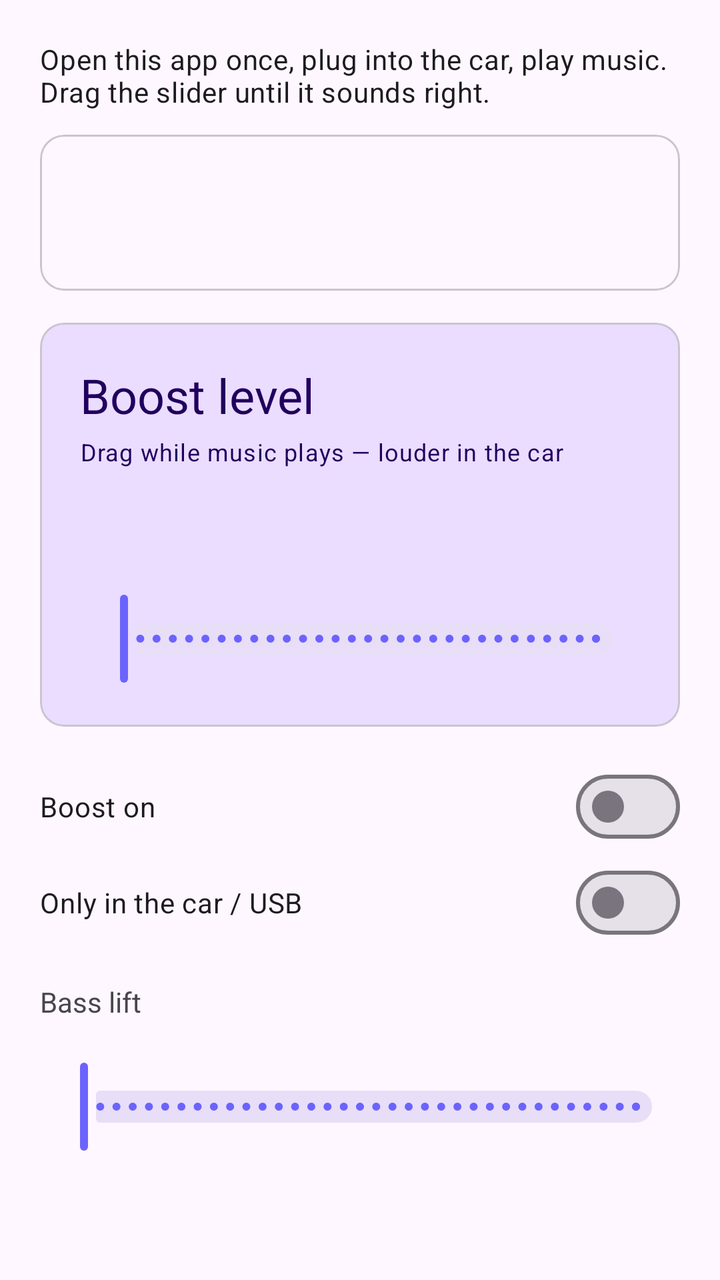
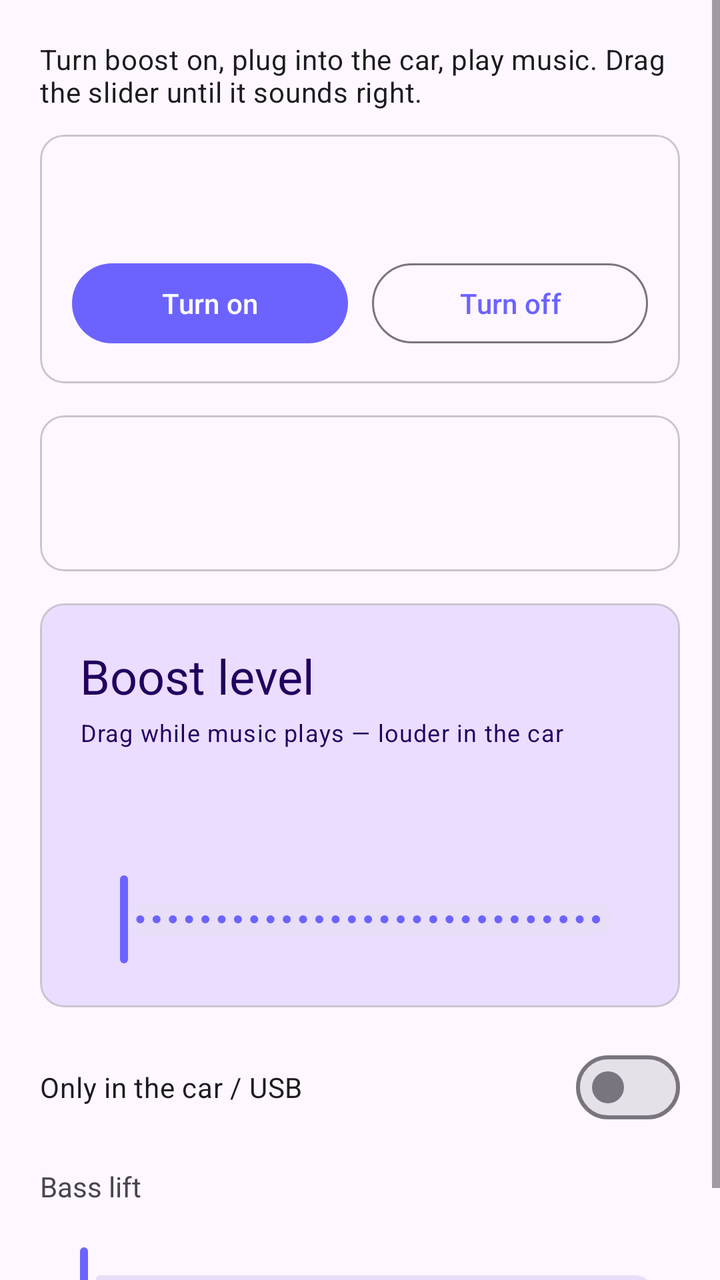

Compare the two renders of this Android layout. The source of the first and the diff that turns it into the second are given below.
<!-- AndroidManifest.xml: application theme Theme.UsbBoost -->
<!-- res/layout/activity_main.xml -->
<?xml version="1.0" encoding="utf-8"?>
<ScrollView xmlns:android="http://schemas.android.com/apk/res/android"
    xmlns:app="http://schemas.android.com/apk/res-auto"
    android:layout_width="match_parent"
    android:layout_height="match_parent"
    android:fillViewport="true">

    <LinearLayout
        android:layout_width="match_parent"
        android:layout_height="wrap_content"
        android:orientation="vertical"
        android:padding="20dp">

        <TextView
            android:layout_width="match_parent"
            android:layout_height="wrap_content"
            android:paddingBottom="12dp"
            android:text="@string/app_tagline"
            android:textAppearance="?attr/textAppearanceBodyMedium" />

        <com.google.android.material.card.MaterialCardView
            android:layout_width="match_parent"
            android:layout_height="wrap_content"
            android:layout_marginBottom="16dp">

            <LinearLayout
                android:layout_width="match_parent"
                android:layout_height="wrap_content"
                android:orientation="vertical"
                android:padding="16dp">

                <TextView
                    android:id="@+id/textOutput"
                    android:layout_width="match_parent"
                    android:layout_height="wrap_content"
                    android:textAppearance="?attr/textAppearanceTitleMedium" />

                <TextView
                    android:id="@+id/textHint"
                    android:layout_width="match_parent"
                    android:layout_height="wrap_content"
                    android:layout_marginTop="8dp"
                    android:textAppearance="?attr/textAppearanceBodySmall" />
            </LinearLayout>
        </com.google.android.material.card.MaterialCardView>

        <com.google.android.material.card.MaterialCardView
            android:layout_width="match_parent"
            android:layout_height="wrap_content"
            android:layout_marginBottom="16dp"
            app:cardBackgroundColor="?attr/colorPrimaryContainer">

            <LinearLayout
                android:layout_width="match_parent"
                android:layout_height="wrap_content"
                android:orientation="vertical"
                android:padding="20dp">

                <TextView
                    android:layout_width="match_parent"
                    android:layout_height="wrap_content"
                    android:text="@string/boost_level_label"
                    android:textAppearance="?attr/textAppearanceHeadlineSmall"
                    android:textColor="?attr/colorOnPrimaryContainer" />

                <TextView
                    android:layout_width="match_parent"
                    android:layout_height="wrap_content"
                    android:layout_marginTop="4dp"
                    android:text="@string/boost_level_hint"
                    android:textAppearance="?attr/textAppearanceBodySmall"
                    android:textColor="?attr/colorOnPrimaryContainer" />

                <TextView
                    android:id="@+id/textBoostValue"
                    android:layout_width="match_parent"
                    android:layout_height="wrap_content"
                    android:layout_marginTop="16dp"
                    android:textAppearance="?attr/textAppearanceHeadlineMedium"
                    android:textColor="?attr/colorOnPrimaryContainer" />

                <com.google.android.material.slider.Slider
                    android:id="@+id/sliderBoost"
                    android:layout_width="match_parent"
                    android:layout_height="wrap_content"
                    android:layout_marginTop="8dp"
                    android:stepSize="1"
                    android:valueFrom="0"
                    android:valueTo="100" />
            </LinearLayout>
        </com.google.android.material.card.MaterialCardView>

        <com.google.android.material.materialswitch.MaterialSwitch
            android:id="@+id/switchEnabled"
            android:layout_width="match_parent"
            android:layout_height="wrap_content"
            android:text="@string/enable_boost" />

        <com.google.android.material.materialswitch.MaterialSwitch
            android:id="@+id/switchAutoCar"
            android:layout_width="match_parent"
            android:layout_height="wrap_content"
            android:text="@string/auto_car_mode" />

        <TextView
            android:layout_width="match_parent"
            android:layout_height="wrap_content"
            android:layout_marginTop="16dp"
            android:text="@string/bass_label" />

        <TextView
            android:id="@+id/textBassValue"
            android:layout_width="match_parent"
            android:layout_height="wrap_content" />

        <com.google.android.material.slider.Slider
            android:id="@+id/sliderBass"
            android:layout_width="match_parent"
            android:layout_height="wrap_content"
            android:stepSize="1"
            android:valueFrom="0"
            android:valueTo="100" />
    </LinearLayout>
</ScrollView>
<!-- resources referenced by this layout -->
<resources>
  <string name="app_tagline">Open this app once, plug into the car, play music. Drag the slider until it sounds right.</string>
  <string name="auto_car_mode">Only in the car / USB</string>
  <string name="bass_label">Bass lift</string>
  <string name="boost_level_hint">Drag while music plays — louder in the car</string>
  <string name="boost_level_label">Boost level</string>
  <string name="enable_boost">Boost on</string>
  <style name="Theme.UsbBoost" parent="Theme.Material3.DayNight.NoActionBar">
          <item name="colorPrimary">@color/purple_500</item>
          <item name="colorPrimaryVariant">@color/purple_700</item>
          <item name="colorSecondary">@color/teal_200</item>
          <item name="android:statusBarColor">@color/purple_700</item>
          <item name="android:navigationBarColor">@color/black</item>
      </style>
  <color name="purple_500">#6C63FF</color>
  <color name="purple_700">#4B44CC</color>
  <color name="teal_200">#03DAC5</color>
  <color name="black">#FF000000</color>
</resources>

<!-- the commit's change to res/layout/activity_main.xml (unified diff, before → after) -->
@@ -17,6 +17,48 @@
             android:paddingBottom="12dp"
             android:text="@string/app_tagline"
             android:textAppearance="?attr/textAppearanceBodyMedium" />
+
+        <com.google.android.material.card.MaterialCardView
+            android:layout_width="match_parent"
+            android:layout_height="wrap_content"
+            android:layout_marginBottom="16dp">
+
+            <LinearLayout
+                android:layout_width="match_parent"
+                android:layout_height="wrap_content"
+                android:orientation="vertical"
+                android:padding="16dp">
+
+                <TextView
+                    android:id="@+id/textPowerStatus"
+                    android:layout_width="match_parent"
+                    android:layout_height="wrap_content"
+                    android:textAppearance="?attr/textAppearanceHeadlineSmall" />
+
+                <LinearLayout
+                    android:layout_width="match_parent"
+                    android:layout_height="wrap_content"
+                    android:layout_marginTop="12dp"
+                    android:orientation="horizontal">
+
+                    <com.google.android.material.button.MaterialButton
+                        android:id="@+id/buttonOn"
+                        android:layout_width="0dp"
+                        android:layout_height="wrap_content"
+                        android:layout_weight="1"
+                        android:text="@string/turn_on" />
+
+                    <com.google.android.material.button.MaterialButton
+                        android:id="@+id/buttonOff"
+                        style="@style/Widget.Material3.Button.OutlinedButton"
+                        android:layout_width="0dp"
+                        android:layout_height="wrap_content"
+                        android:layout_marginStart="12dp"
+                        android:layout_weight="1"
+                        android:text="@string/turn_off" />
+                </LinearLayout>
+            </LinearLayout>
+        </com.google.android.material.card.MaterialCardView>
 
         <com.google.android.material.card.MaterialCardView
             android:layout_width="match_parent"
@@ -94,7 +136,8 @@
             android:id="@+id/switchEnabled"
             android:layout_width="match_parent"
             android:layout_height="wrap_content"
-            android:text="@string/enable_boost" />
+            android:text="@string/enable_boost"
+            android:visibility="gone" />
 
         <com.google.android.material.materialswitch.MaterialSwitch
             android:id="@+id/switchAutoCar"
<!-- resource entries referenced after the edit -->
@@ -1,11 +1,13 @@
 <!-- resources referenced by this layout -->
 <resources>
-  <string name="app_tagline">Open this app once, plug into the car, play music. Drag the slider until it sounds right.</string>
+  <string name="app_tagline">Turn boost on, plug into the car, play music. Drag the slider until it sounds right.</string>
   <string name="auto_car_mode">Only in the car / USB</string>
   <string name="bass_label">Bass lift</string>
   <string name="boost_level_hint">Drag while music plays — louder in the car</string>
   <string name="boost_level_label">Boost level</string>
   <string name="enable_boost">Boost on</string>
+  <string name="turn_off">Turn off</string>
+  <string name="turn_on">Turn on</string>
   <style name="Theme.UsbBoost" parent="Theme.Material3.DayNight.NoActionBar">
           <item name="colorPrimary">@color/purple_500</item>
           <item name="colorPrimaryVariant">@color/purple_700</item>
